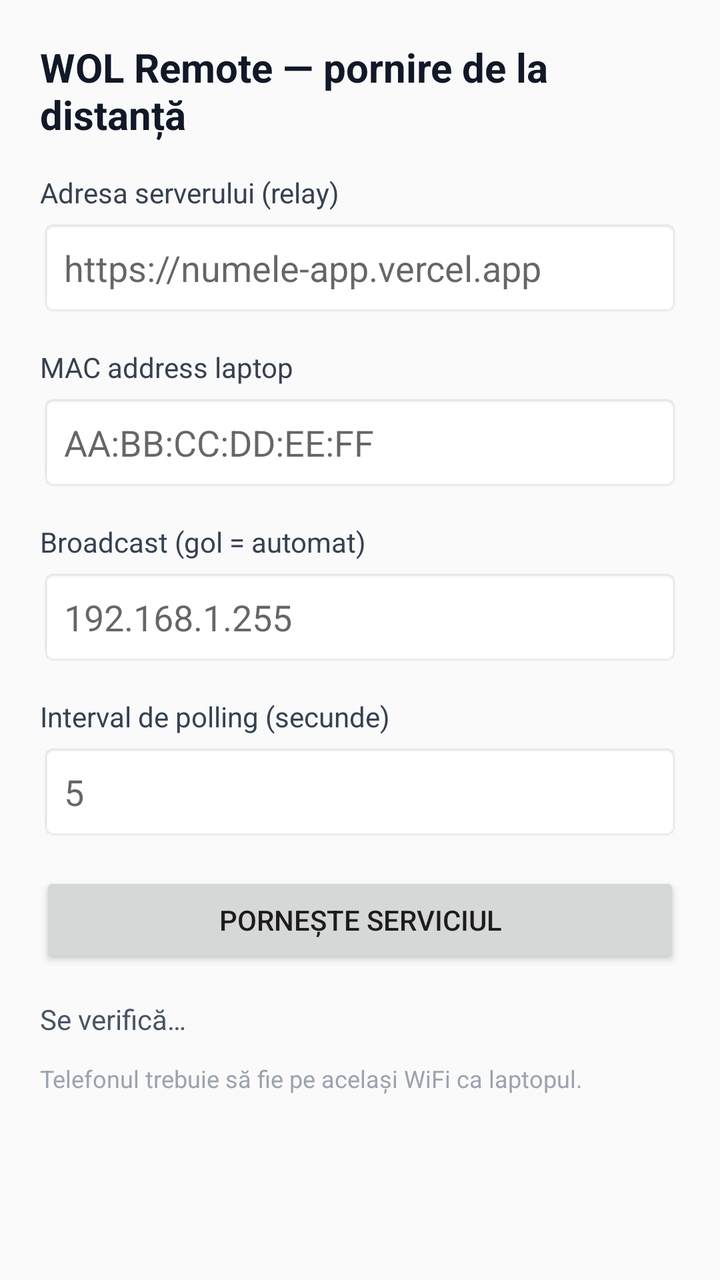
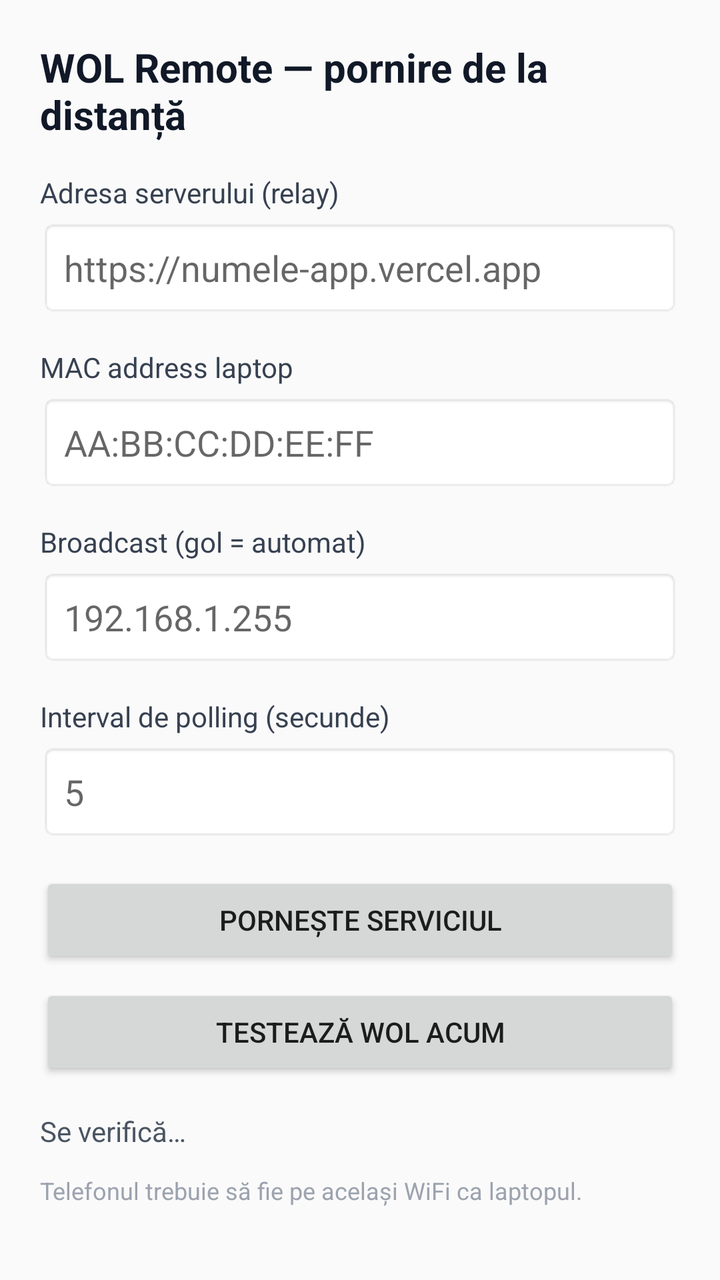

The first picture is an Android layout as it rendered before a commit; the second is the same layout after the commit. The layout source and the unified diff follow.
<!-- AndroidManifest.xml: application theme android:Theme.Material.Light -->
<!-- res/layout/activity_main.xml -->
<?xml version="1.0" encoding="utf-8"?>
<ScrollView xmlns:android="http://schemas.android.com/apk/res/android"
    android:layout_width="match_parent"
    android:layout_height="match_parent"
    android:fillViewport="true">

    <LinearLayout
        android:layout_width="match_parent"
        android:layout_height="wrap_content"
        android:orientation="vertical"
        android:padding="20dp">

        <TextView
            android:layout_width="match_parent"
            android:layout_height="wrap_content"
            android:text="@string/title"
            android:textSize="20sp"
            android:textStyle="bold"
            android:textColor="#111827"
            android:paddingBottom="16dp" />

        <TextView
            android:layout_width="match_parent"
            android:layout_height="wrap_content"
            android:text="@string/label_server"
            android:textSize="14sp"
            android:textColor="#374151"
            android:paddingBottom="4dp" />

        <EditText
            android:id="@+id/server_input"
            android:layout_width="match_parent"
            android:layout_height="wrap_content"
            android:hint="@string/hint_server"
            android:inputType="textUri"
            android:autofillHints="url"
            android:padding="12dp"
            android:background="@android:drawable/editbox_background"
            android:layout_marginBottom="16dp" />

        <TextView
            android:layout_width="match_parent"
            android:layout_height="wrap_content"
            android:text="@string/label_mac"
            android:textSize="14sp"
            android:textColor="#374151"
            android:paddingBottom="4dp" />

        <EditText
            android:id="@+id/mac_input"
            android:layout_width="match_parent"
            android:layout_height="wrap_content"
            android:hint="@string/hint_mac"
            android:inputType="text"
            android:textAllCaps="true"
            android:padding="12dp"
            android:background="@android:drawable/editbox_background"
            android:layout_marginBottom="16dp" />

        <TextView
            android:layout_width="match_parent"
            android:layout_height="wrap_content"
            android:text="@string/label_broadcast"
            android:textSize="14sp"
            android:textColor="#374151"
            android:paddingBottom="4dp" />

        <EditText
            android:id="@+id/broadcast_input"
            android:layout_width="match_parent"
            android:layout_height="wrap_content"
            android:hint="@string/hint_broadcast"
            android:inputType="text"
            android:padding="12dp"
            android:background="@android:drawable/editbox_background"
            android:layout_marginBottom="16dp" />

        <TextView
            android:layout_width="match_parent"
            android:layout_height="wrap_content"
            android:text="@string/label_interval"
            android:textSize="14sp"
            android:textColor="#374151"
            android:paddingBottom="4dp" />

        <EditText
            android:id="@+id/interval_input"
            android:layout_width="match_parent"
            android:layout_height="wrap_content"
            android:hint="@string/hint_interval"
            android:inputType="number"
            android:padding="12dp"
            android:background="@android:drawable/editbox_background"
            android:layout_marginBottom="16dp" />

        <Button
            android:id="@+id/toggle_button"
            android:layout_width="match_parent"
            android:layout_height="wrap_content"
            android:text="PORNEȘTE serviciul"
            android:padding="14dp"
            android:layout_marginBottom="16dp" />

        <TextView
            android:id="@+id/status_text"
            android:layout_width="match_parent"
            android:layout_height="wrap_content"
            android:text="@string/status_loading"
            android:textSize="14sp"
            android:textColor="#4B5563"
            android:paddingBottom="12dp" />

        <TextView
            android:layout_width="match_parent"
            android:layout_height="wrap_content"
            android:text="@string/note"
            android:textSize="12sp"
            android:textColor="#9CA3AF" />
    </LinearLayout>
</ScrollView>
<!-- resources referenced by this layout -->
<resources>
  <string name="hint_broadcast">192.168.1.255</string>
  <string name="hint_interval">5</string>
  <string name="hint_mac">AA:BB:CC:DD:EE:FF</string>
  <string name="hint_server">https://numele-app.vercel.app</string>
  <string name="label_broadcast">Broadcast (gol = automat)</string>
  <string name="label_interval">Interval de polling (secunde)</string>
  <string name="label_mac">MAC address laptop</string>
  <string name="label_server">Adresa serverului (relay)</string>
  <string name="note">Telefonul trebuie să fie pe același WiFi ca laptopul.</string>
  <string name="status_loading">Se verifică…</string>
  <string name="title">WOL Remote — pornire de la distanță</string>
</resources>

<!-- the commit's change to res/layout/activity_main.xml (unified diff, before → after) -->
@@ -99,6 +99,14 @@
             android:layout_height="wrap_content"
             android:text="PORNEȘTE serviciul"
             android:padding="14dp"
+            android:layout_marginBottom="8dp" />
+
+        <Button
+            android:id="@+id/test_button"
+            android:layout_width="match_parent"
+            android:layout_height="wrap_content"
+            android:text="Testează WOL acum"
+            android:padding="14dp"
             android:layout_marginBottom="16dp" />
 
         <TextView
